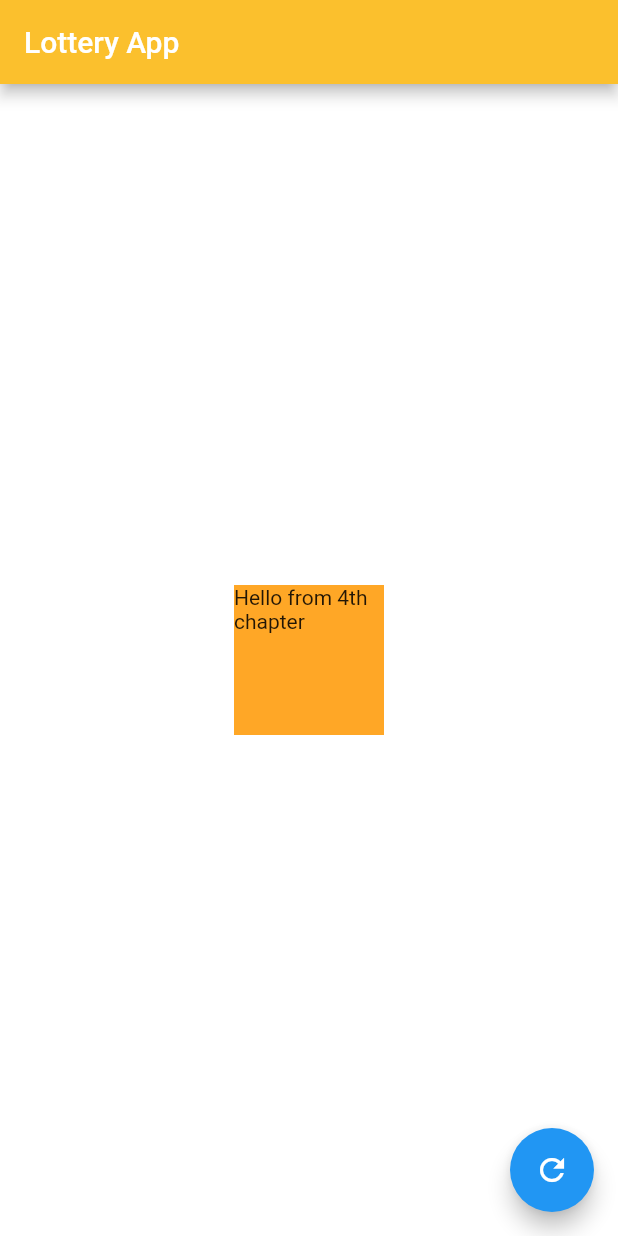
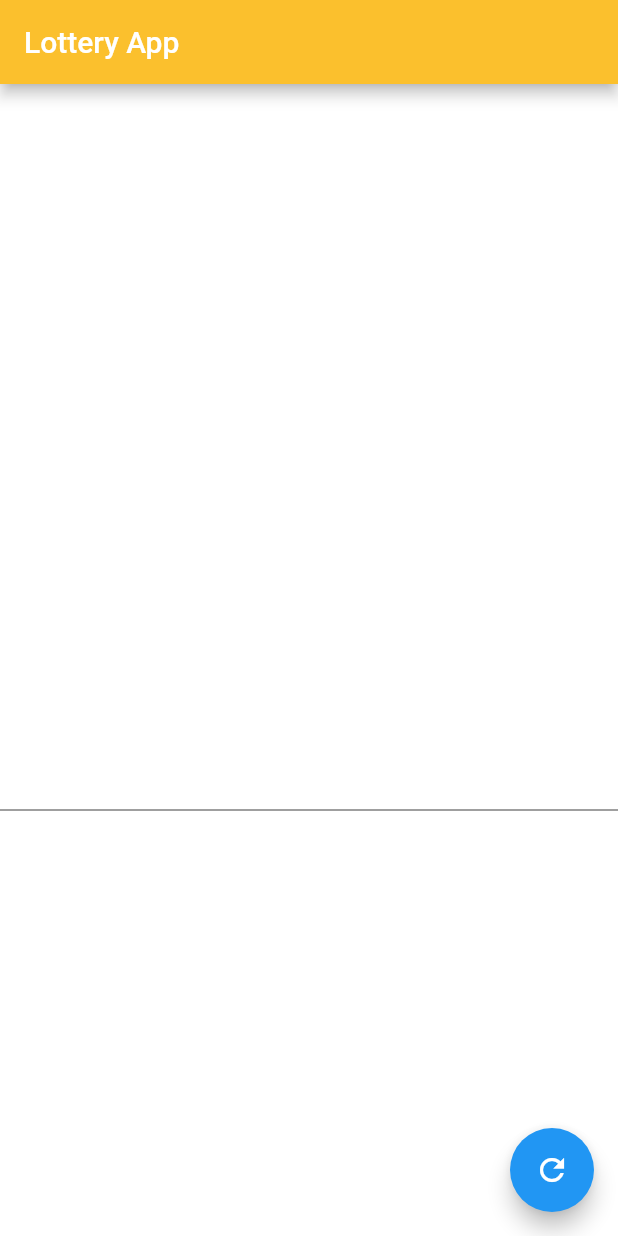
Before and after one commit to unza730/flutter-bootcamp, a Flutter app: the screen it shows after launch, on a phone screen of 412 x 824 dp. Run offline on Flutter 3.47's test engine with Material 2 defaults, Android fonts, the phone set to English and light mode, and no system bars.

Commit message:
Divider updated

```diff
--- a/lib/main.dart
+++ b/lib/main.dart
@@ -25,13 +25,13 @@ class _MyWidgetState extends State<MyWidget> {
           body: Column(
             mainAxisAlignment: MainAxisAlignment.center,
             crossAxisAlignment: CrossAxisAlignment.center,
-            children: [
-              Center(
-                child: Container(
-                    height: 100,
-                    width: 100,
-                    decoration: BoxDecoration(color: Colors.orange[400]),
-                    child: Text("Hello from 4th chapter")),
+            children: const [
+              SizedBox(
+                height: 200,
+              ),
+              Divider(
+                color: Colors.black,
+                thickness: .5,
               )
             ],
           ),
```
